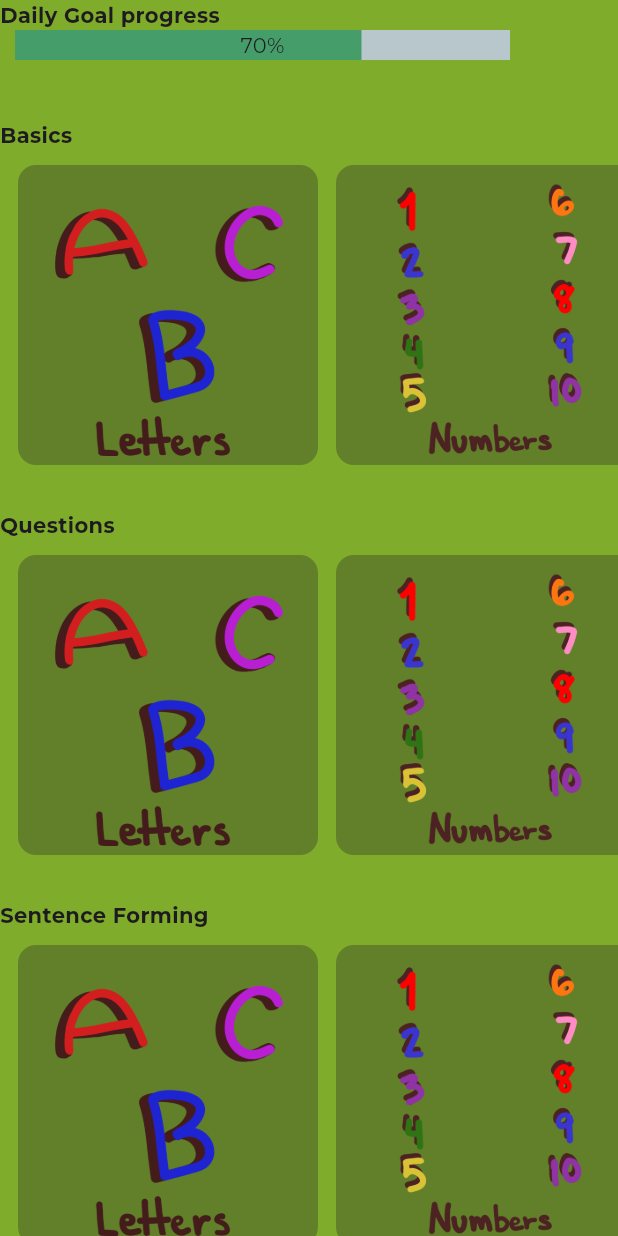
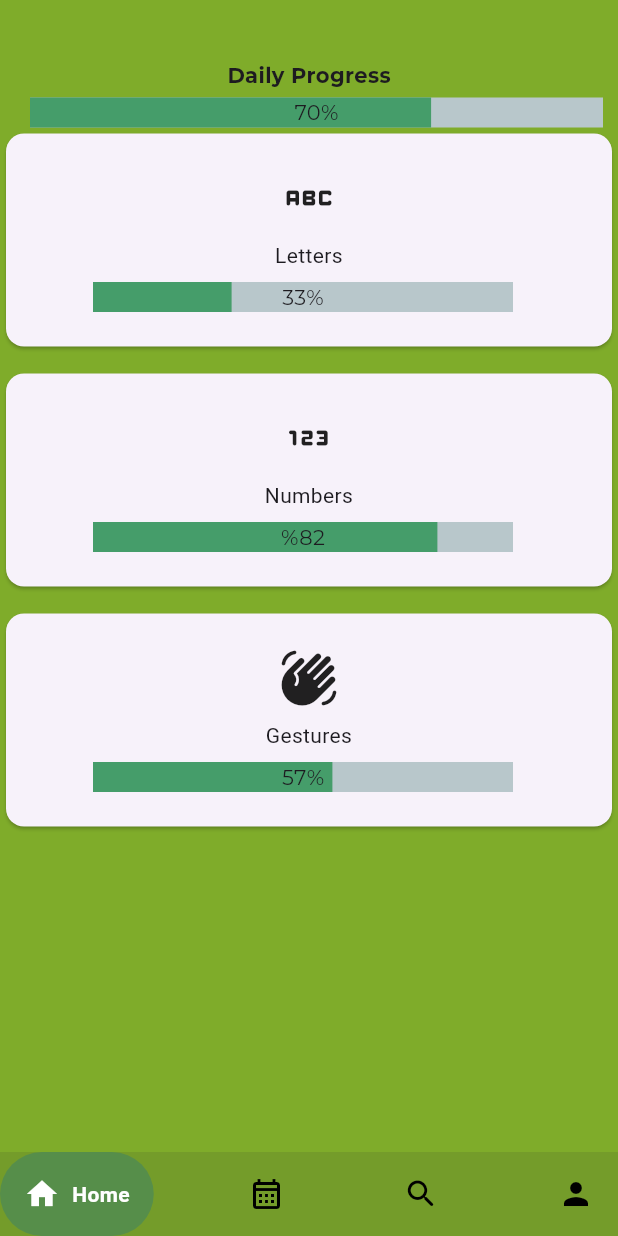
Before and after one commit to iBoudreaux/Capstone, a Flutter app: the MainMenu screen opened directly, on a phone screen of 412 x 824 dp. Run offline on Flutter 3.47's test engine with Material 3 defaults, Android fonts, the phone set to English and light mode, and no system bars; drawn by our look-alikes of google_nav_bar, percent_indicator; our stand-ins replace google_fonts, hive_flutter, image_picker, shared_preferences, smooth_page_indicator; missing offline and left inert: mysql_client; accounts and stored records are empty.

Commit message:
Updates
Progress bar:
- made progress bar a component to use universally
- made progress bar take in parameters to adjustas needed

MainMenu page:
- made menu page displaying lessons cleaner, simplier and made bottom nav bar consistent with page

DailyloginCheck
- App now tracks if user has logged in for the day

```diff
--- a/signlanguageapp/lib/Pages/databaseconn.dart
+++ b/signlanguageapp/lib/Pages/databaseconn.dart
@@ -125,7 +125,9 @@ Future<List<Map<String, dynamic>>> findAUser(String username) async {
   var conn = await connectToDatabase();
   await conn.connect();
 
-  var results = await conn.execute("SELECT * FROM users WHERE firstName = '$username' OR firstName LIKE '%$username%'");
+  var emailstr = userSession.get("email");
+
+  var results = await conn.execute("SELECT * FROM users WHERE (firstName = '$username' OR firstName LIKE '%$username%') AND email <> '$emailstr'");
 
   List<Map<String, dynamic>> users = [];
   for (var row in results.rows) {
--- a/signlanguageapp/lib/Pages/menupages/components/bottomnavbar.dart
+++ b/signlanguageapp/lib/Pages/menupages/components/bottomnavbar.dart
@@ -24,7 +24,7 @@ class BottomNavBar extends StatelessWidget {
           Navigator.push(
                       context,
                       MaterialPageRoute(
-                      builder: (context) => const MainMenu(),
+                      builder: (context) => MainMenu(),
                         ),
                       );
         }
--- a/signlanguageapp/lib/Pages/menupages/components/menulessoncard.dart
+++ b/signlanguageapp/lib/Pages/menupages/components/menulessoncard.dart
@@ -1,41 +1,54 @@
 import 'package:flutter/material.dart';
-import 'package:signlanguageapp/Pages/menupages/lessonpages/letterpages/basiclessonletterpage.dart';
+import 'package:signlanguageapp/Pages/menupages/components/progressbar.dart';
+
 
 class LessonCard extends StatelessWidget {
-  final String imagePath;
+  final press;
+  final String lessonTitle;
+  final icon;
+  final String percentStr;
+  final double percentNum;
+  final double? width;
+
+
   const LessonCard ({
     super.key,
-    required this.imagePath
+    required this.press,
+    required this.lessonTitle,
+    required this.icon, required this.percentStr, required this.percentNum, this.width
   });
 
-  @override
-  Widget build (BuildContext context){
-    return GestureDetector(
-      onTap: () {
-        Navigator.push(
-                      context,
-                      MaterialPageRoute(
-                      builder: (context) => LetterPage(),
-                        ),
-                      );
-      },
-      child: Container(
-        width: 200,
-        height: 200,
-        decoration: BoxDecoration(
-          color: const Color.fromARGB(255, 97, 128, 41),
-          border: Border.all(
-            color: const Color.fromARGB(255, 97, 128, 41),
-            width: 6
-          ), borderRadius: BorderRadius.circular(12)
+
+@override
+  Widget build(BuildContext context) {
+    return SizedBox(
+      width: 150, // Set the width of the card
+      height: 150, // Set the height of the card
+      child: Card(
+        child: InkWell(
+          onTap: press,
+          child: Padding(
+            padding: const EdgeInsets.all(8.0),
+            child: Column(
+              mainAxisAlignment: MainAxisAlignment.center,
+              children: [
+                Icon(icon, size: 40),
+                //padding
+                const SizedBox(height: 8),
+                Text(lessonTitle, textAlign: TextAlign.center),
+
+                //padding
+                const SizedBox(height: 8,),
+                Padding(
+                  padding: const EdgeInsets.only(left:40),
+                  child: Progressbar(percentNum: percentNum, percentStr: percentStr, width: width,)
+                  )
+
+              ],
+            ),
+          ),
         ),
-        child: Column(
-          children: [
-            Image.asset(imagePath)
-          ],
-        )
       ),
     );
   }
-
 }
--- /dev/null
+++ b/signlanguageapp/lib/Pages/menupages/components/progressbar.dart
@@ -0,0 +1,27 @@
+import 'package:flutter/material.dart';
+import 'package:google_fonts/google_fonts.dart';
+import 'package:percent_indicator/linear_percent_indicator.dart';
+
+class Progressbar extends StatelessWidget{
+  final String percentStr;
+  final double percentNum;
+  final double? width;
+  const Progressbar({super.key, required this.percentNum,required this.percentStr, this.width});
+
+  @override
+  Widget build(BuildContext context) {
+    return LinearPercentIndicator(
+        width: width,
+        lineHeight: 20,
+        percent: percentNum,
+        animation: true,
+        animationDuration: 1000,
+        progressColor: const Color.fromARGB(255, 69, 157, 106),
+        center: Text(
+          percentStr,
+          style: GoogleFonts.montserrat(),
+          ),
+    );
+  }
+
+}
--- a/signlanguageapp/lib/Pages/menupages/lessonpages/letterpages/lessoncomplete.dart
+++ b/signlanguageapp/lib/Pages/menupages/lessonpages/letterpages/lessoncomplete.dart
@@ -74,7 +74,7 @@ class Lessoncomplete extends StatelessWidget {
               onPressed: () {
                 Navigator.of(context).pushReplacement(
                 MaterialPageRoute(
-                  builder: (context) => const MainMenu(),
+                  builder: (context) => MainMenu(),
           ),
         );
               },
--- a/signlanguageapp/lib/Pages/menupages/mainmenu.dart
+++ b/signlanguageapp/lib/Pages/menupages/mainmenu.dart
@@ -1,104 +1,88 @@
 import 'package:flutter/material.dart';
 import 'package:google_fonts/google_fonts.dart';
 import 'package:signlanguageapp/Pages/menupages/components/menulessoncard.dart';
-import 'package:percent_indicator/percent_indicator.dart';
 import 'package:signlanguageapp/Pages/menupages/components/bottomnavbar.dart';
+import 'package:signlanguageapp/Pages/menupages/lessonpages/letterpages/basiclessonletterpage.dart';
+import 'package:signlanguageapp/Pages/menupages/components/progressbar.dart';
 
-class MainMenu extends StatelessWidget{
+class MainMenu extends StatelessWidget {
   const MainMenu({super.key});
 
   @override
   Widget build(BuildContext context) {
     return Scaffold(
       backgroundColor: const Color.fromARGB(255, 127, 172, 42),
-      body: ListView(
-        scrollDirection: Axis.vertical,
+      body: Column(
         children: [
-        Text("Daily Goal progress", style: GoogleFonts.montserrat(fontWeight: FontWeight.bold),),
 
-            //progress bar
-            LinearPercentIndicator(
-              width: 350,
-              lineHeight: 20,
-              percent: 0.7,
-              animation: true,
-              animationDuration: 1000,
-              progressColor: const Color.fromARGB(255, 69, 157, 106),
-              center: Text("70%", style: GoogleFonts.montserrat(),),
+          Padding(
+            padding: const EdgeInsets.only(top: 40, bottom: 5),
+            child: Text("Daily Progress", style: GoogleFonts.montserrat(fontWeight: FontWeight.bold))
             ),
 
-            const SizedBox(height: 40),
+          // Progress bar
+          const Padding(padding: EdgeInsets.only(left: 10),
+          child:
+          Progressbar(percentNum: 0.7, percentStr: "70%")
+          ),
+          Expanded(
+            child: ListView(
+              scrollDirection: Axis.vertical,
+              children: [
+                LessonCard(
+                  lessonTitle: "Letters",
+                  press: () {
+                    Navigator.push(
+                      context,
+                      MaterialPageRoute(
+                        builder: (context) => LetterPage(),
+                      ),
 
-            Text("Basics", style: GoogleFonts.montserrat(fontWeight: FontWeight.bold),),
-            const SizedBox(height: 10),
+                    );
+                  },
+                  icon: Icons.abc_rounded,
+                  percentStr: '33%',
+                  percentNum: 0.33,
+                  width: 300
+                ),
 
-            //lesson cards
-            SizedBox(
-            height: 200,
-              child: ListView(
-              scrollDirection: Axis.horizontal,
-              children: const [
-                SizedBox(width: 12),
-                LessonCard(imagePath: "lib/Images/abclessoncard.png",),
-                SizedBox(width: 12),
-                LessonCard(imagePath: "lib/Images/numberslessoncard.png",),
-                SizedBox(width: 12),
-                LessonCard(imagePath: "lib/Images/colorlessoncard.png"),
-                SizedBox(width: 12)
+              //Spacing
+                const SizedBox(height: 10),
+                LessonCard(
+                  lessonTitle: "Numbers",
+                  press: () {
+                    // Define navigation or action here
+                  },
+                  icon: Icons.onetwothree_rounded,
+                  percentStr: '%82',
+                  percentNum: 0.82,
+                  width: 300
+
+                ),
+
+                //Spacing
+                const SizedBox(height: 10),
+                LessonCard(
+                  lessonTitle: "Gestures",
+                  press: () {
+                    // Define navigation or action here
+                  },
+                  icon: Icons.waving_hand_rounded,
+                  percentStr: '57%',
+                  percentNum: 0.57,
+                  width: 300
+
+                ),
               ],
-            )
+            ),
           ),
-
-          const SizedBox(height: 30),
-
-          Text("Questions", style: GoogleFonts.montserrat(fontWeight: FontWeight.bold),),
-          const SizedBox(height: 10),
-
-          SizedBox(
-            height: 200,
-              child: ListView(
-              scrollDirection: Axis.horizontal,
-              children: const [
-                SizedBox(width: 12),
-                LessonCard(imagePath: "lib/Images/abclessoncard.png",),
-                SizedBox(width: 12),
-                LessonCard(imagePath: "lib/Images/numberslessoncard.png",),
-                SizedBox(width: 12),
-                LessonCard(imagePath: "lib/Images/colorlessoncard.png"),
-                SizedBox(width: 12)
-              ],
-            )
+          // Navbar
+          const Padding(
+            padding: EdgeInsets.only(top: 30),
+            child: BottomNavBar(),
           ),
-
-          const SizedBox(height: 30),
-
-          Text("Sentence Forming", style: GoogleFonts.montserrat(fontWeight: FontWeight.bold),),
-          const SizedBox(height: 10),
-
-          SizedBox(
-            height: 200,
-              child: ListView(
-              scrollDirection: Axis.horizontal,
-              children: const [
-                SizedBox(width: 12),
-                LessonCard(imagePath: "lib/Images/abclessoncard.png",),
-                SizedBox(width: 12),
-                LessonCard(imagePath: "lib/Images/numberslessoncard.png",),
-                SizedBox(width: 12),
-                LessonCard(imagePath: "lib/Images/colorlessoncard.png"),
-                SizedBox(width: 12)
-              ],
-            )
-          ),
-
-        const Padding(
-          padding: EdgeInsets.only(top:30),
-          child:
-            BottomNavBar()
-          )
-
-        ]
-      )
+        ],
+      ),
     );
   }
 }
--- /dev/null
+++ b/signlanguageapp/lib/Pages/welcomepages/components/dailylogincheck.dart
@@ -0,0 +1,31 @@
+import 'package:shared_preferences/shared_preferences.dart';
+
+class LoginCounter {
+  Future<void> updateLoginCounter(String userId) async {
+    final SharedPreferences prefs = await SharedPreferences.getInstance();
+    final String currentDate = DateTime.now().toIso8601String().substring(0, 10); // YYYY-MM-DD format
+
+    final String lastLoginDateKey = 'user_${userId}_lastLoginDate';
+    final String loginCountKey = 'user_${userId}_loginCount';
+
+    final String? lastLoginDate = prefs.getString(lastLoginDateKey);
+
+    if (lastLoginDate == null || lastLoginDate != currentDate) {
+      // Reset the login count if the date has changed
+      await prefs.setInt(loginCountKey, 1);
+    } else {
+      // Increment the login count if it's the same day
+      int loginCount = prefs.getInt(loginCountKey) ?? 0;
+      loginCount += 1;
+      await prefs.setInt(loginCountKey, loginCount);
+    }
+
+    await prefs.setString(lastLoginDateKey, currentDate);
+  }
+
+  Future<int> getLoginCount(String userId) async {
+    final SharedPreferences prefs = await SharedPreferences.getInstance();
+    final String loginCountKey = 'user_${userId}_loginCount';
+    return prefs.getInt(loginCountKey) ?? 0;
+  }
+}
--- a/signlanguageapp/pubspec.yaml
+++ b/signlanguageapp/pubspec.yaml
@@ -49,6 +49,8 @@ dependencies:
   google_nav_bar: ^5.0.6
 
   smooth_page_indicator: ^1.2.0
+
+  shared_preferences: ^2.0.15
 
 
 
```
Also changed, not shown: signlanguageapp/pubspec.lock.
